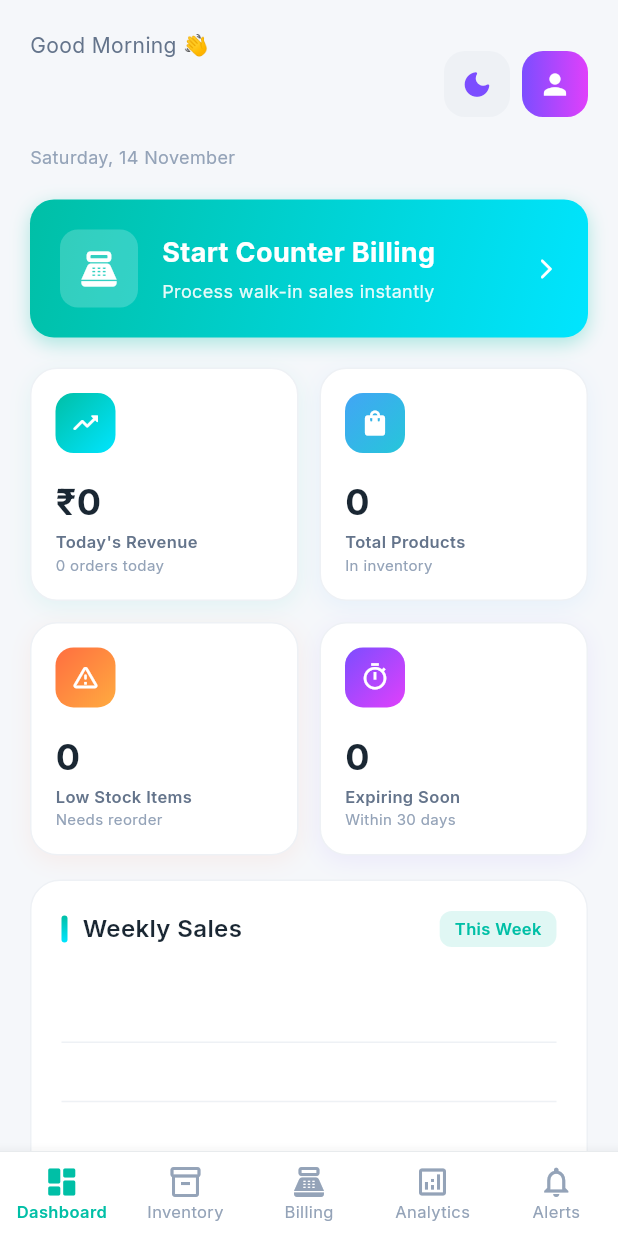
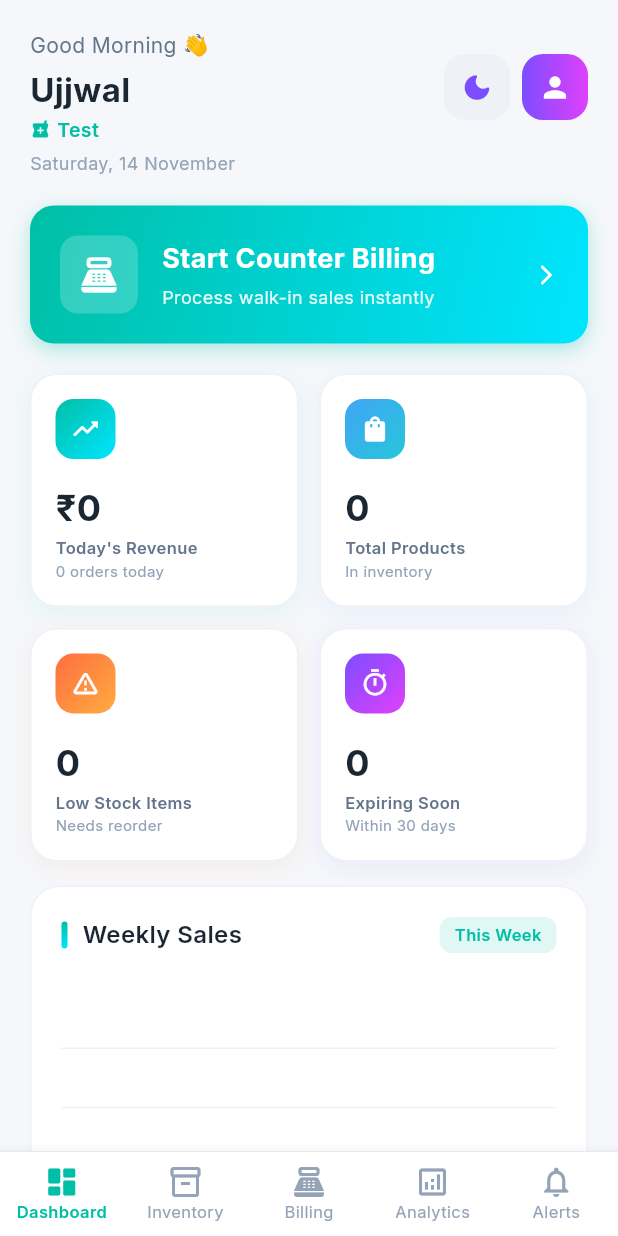
Before and after one commit to ujjwalxsrivastav/Pharmacy, a Flutter app: the screen it shows once a user with an empty profile is signed in, on a phone screen of 412 x 824 dp. Run offline on Flutter 3.47's test engine with Material 3 defaults, Android fonts, the phone set to English and light mode, and no system bars; drawn by our look-alikes of fl_chart; our stand-ins replace cloud_firestore, firebase_auth, firebase_core, flutter_riverpod, google_fonts; accounts and stored records are empty.

Commit message:
fix: prioritize real pharmacy doc Test, delete auto-created dummy doc, mirror stock/sales to both paths

```diff
--- a/lib/screens/dashboard_screen.dart
+++ b/lib/screens/dashboard_screen.dart
@@ -49,25 +49,41 @@ class DashboardScreen extends ConsumerWidget {
                             Text('$greeting 👋', style: GoogleFonts.inter(fontSize: 14, color: colors.textSecondary)),
                             const SizedBox(height: 4),
                             profileAsync.when(
-                              data: (profile) => Text(
-                                profile?.handlerName ?? 'Pharmacist',
-                                style: GoogleFonts.inter(fontSize: 22, fontWeight: FontWeight.w700, color: colors.textPrimary),
-                                maxLines: 1,
-                                overflow: TextOverflow.ellipsis,
-                              ),
+                              data: (profile) {
+                                final handler = (profile?.handlerName ?? '').isNotEmpty
+                                    ? profile!.handlerName
+                                    : 'Ujjwal';
+                                final pharmacy = (profile?.pharmacyName ?? '').isNotEmpty
+                                    ? profile!.pharmacyName
+                                    : 'Test';
+                                return Column(
+                                  crossAxisAlignment: CrossAxisAlignment.start,
+                                  mainAxisSize: MainAxisSize.min,
+                                  children: [
+                                    Text(
+                                      handler,
+                                      style: GoogleFonts.inter(fontSize: 22, fontWeight: FontWeight.w700, color: colors.textPrimary),
+                                      maxLines: 1,
+                                      overflow: TextOverflow.ellipsis,
+                                    ),
+                                    const SizedBox(height: 2),
+                                    Row(
+                                      children: [
+                                        const Icon(Icons.local_pharmacy_rounded, size: 14, color: AppColors.primary),
+                                        const SizedBox(width: 4),
+                                        Text(
+                                          pharmacy,
+                                          style: GoogleFonts.inter(fontSize: 13, fontWeight: FontWeight.w600, color: AppColors.primary),
+                                          maxLines: 1,
+                                          overflow: TextOverflow.ellipsis,
+                                        ),
+                                      ],
+                                    ),
+                                  ],
+                                );
+                              },
                               loading: () => Text('Welcome', style: GoogleFonts.inter(fontSize: 22, fontWeight: FontWeight.w700, color: colors.textPrimary)),
                               error: (_, __) => Text('Welcome', style: GoogleFonts.inter(fontSize: 22, fontWeight: FontWeight.w700, color: colors.textPrimary)),
-                            ),
-                            profileAsync.maybeWhen(
-                              data: (profile) => profile != null
-                                  ? Text(
-                                      profile.pharmacyName,
-                                      style: GoogleFonts.inter(fontSize: 12, fontWeight: FontWeight.w500, color: AppColors.primary),
-                                      maxLines: 1,
-                                      overflow: TextOverflow.ellipsis,
-                                    )
-                                  : const SizedBox.shrink(),
-                              orElse: () => const SizedBox.shrink(),
                             ),
                           ]),
                         ),
```
Also changed, not shown: lib/services/auth_service.dart (+94 -61 lines), lib/services/database_service.dart (+56 -10 lines).
